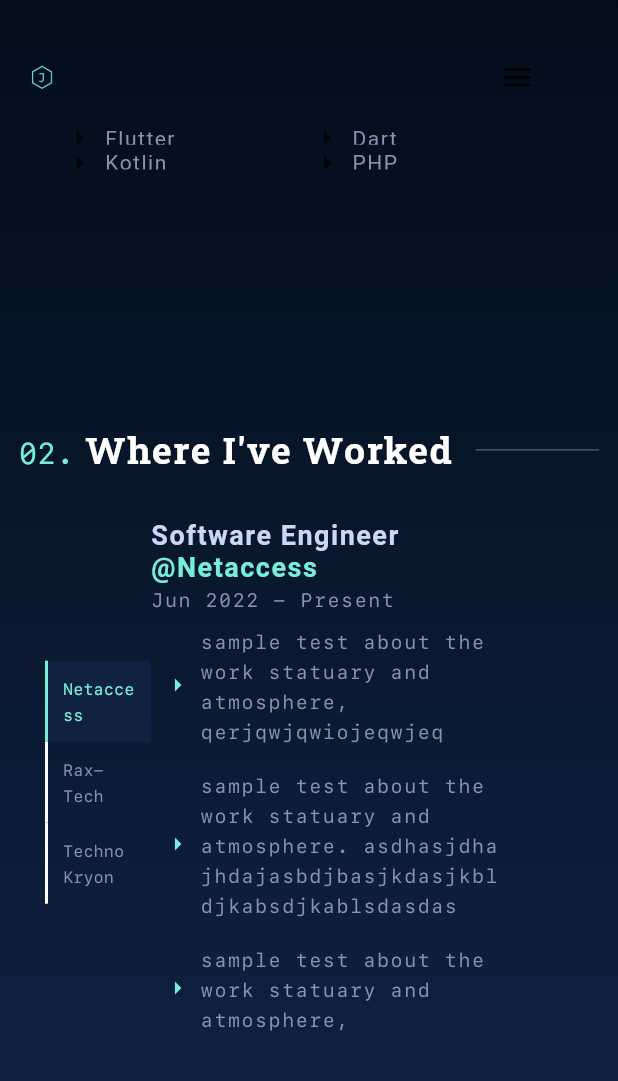
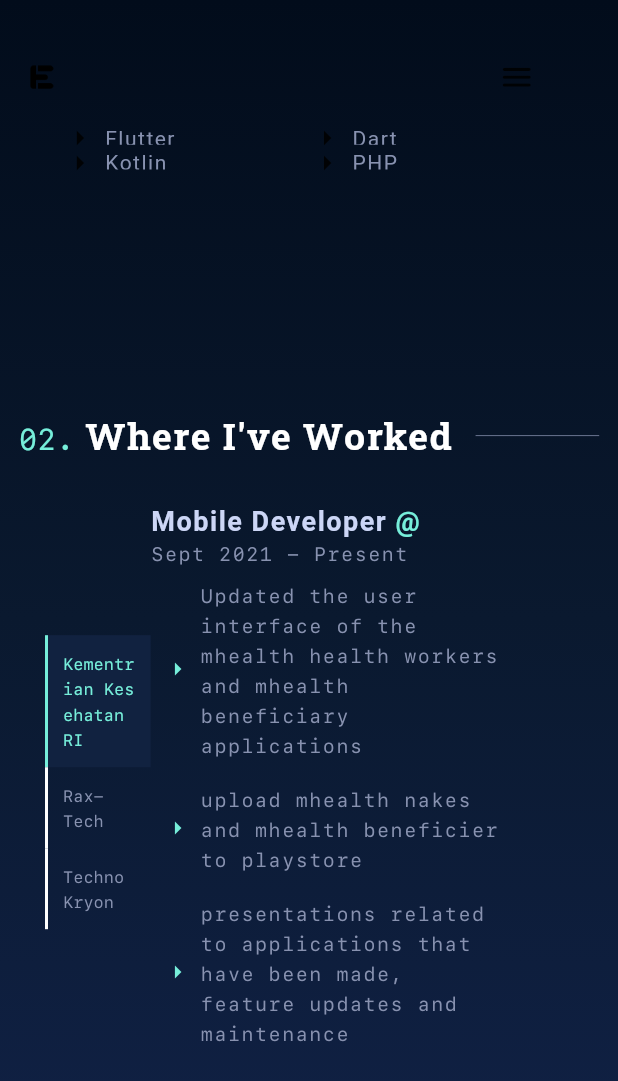
Before and after one commit to EkoBudi14/portofolio_eko, a Flutter app: the screen it shows after launch, scrolled down 1152 dp, on a phone screen of 412 x 824 dp. Shown: the top 1081 px of the screen. Run offline on Flutter 3.47's test engine with Material 2 defaults, Android fonts, the phone set to English and light mode, and no system bars; drawn by our look-alikes of scroll_to_index; our stand-ins replace flutter_riverpod, flutter_svg, google_fonts.

```diff
--- a/lib/resource/strings.dart
+++ b/lib/resource/strings.dart
@@ -27,11 +27,11 @@ class Strings {
   static final expDesig1 = '''Android Developer''';
   static final expDur1 = '''Nov 2019 - Mar 2020''';
   static final expAbout1 =
-      '''sample test about the work statuary and atmosphere, qerjqwjqwiojeqwjeq ''';
+      '''Updated the user interface of the mhealth health workers and mhealth beneficiary applications ''';
   static final expAbout1_2 =
-      '''sample test about the work statuary and atmosphere. asdhasjdhajhdajasbdjbasjkdasjkbldjkabsdjkablsdasdas''';
+      '''upload mhealth nakes and mhealth beneficier to playstore''';
   static final expAbout1_3 =
-      '''sample test about the work statuary and atmosphere, ''';
+      '''presentations related to applications that have been made, feature updates and maintenance ''';
 
   static final expCompName2 = '''Rax-Tech''';
   static final expDesig2 = '''Mobile App Developer''';
@@ -43,9 +43,9 @@ class Strings {
   static final expAbout2_3 =
       '''sample test about the work statuary and atmosphere, ''';
 
-  static final expCompName3 = '''Netaccess''';
-  static final expDesig3 = '''Software Engineer''';
-  static final expDur3 = '''Jun 2022 - Present''';
+  static final expCompName3 = '''''';
+  static final expDesig3 = '''Mobile Developer''';
+  static final expDur3 = '''Sept 2021 - Present''';
   static final expAbout3 =
       '''sample test about the work statuary and atmosphere, qerjqwjqwiojeqwjeq ''';
   static final expAbout3_2 =
--- a/lib/view/experience/experienceMobile.dart
+++ b/lib/view/experience/experienceMobile.dart
@@ -348,7 +348,7 @@ class ExperienceMobile extends StatelessWidget {
                                             : Colors.white,
                                         width: 2))),
                             child: Text(
-                              'Netaccess',
+                              'Kementrian Kesehatan RI',
                               style: TextStyle(
                                   color: data == 0
                                       ? AppColors().neonColor
--- a/lib/view/widget/appbar.dart
+++ b/lib/view/widget/appbar.dart
@@ -33,7 +33,7 @@ class _ActionBarState extends ConsumerState<ActionBar> {
                     child: Padding(
                   padding: const EdgeInsets.only(left: 20.0),
                   child: Image.asset(
-                    'assets/svg/appLogo.png',
+                    'assets/letter-e.png',
                     width: AppClass().getMqWidth(context) * 0.5,
                     height: AppClass().getMqHeight(context) * 0.5,
                   ),
```
Also changed, not shown: lib/resource/appClass.dart (+5 -3 lines), lib/view/contact/contactWeb.dart (+28 -5 lines), lib/view/experience/experienceWeb.dart (+60 -60 lines), assets/letter-e.png (added).
